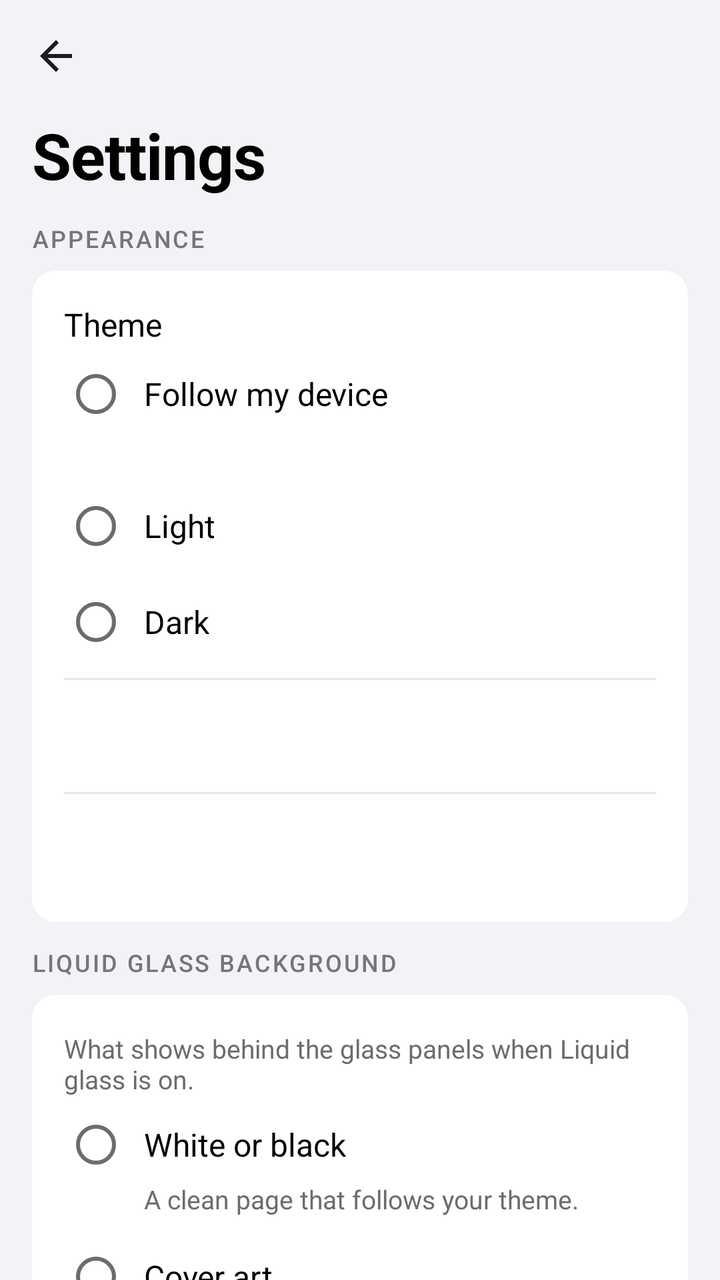
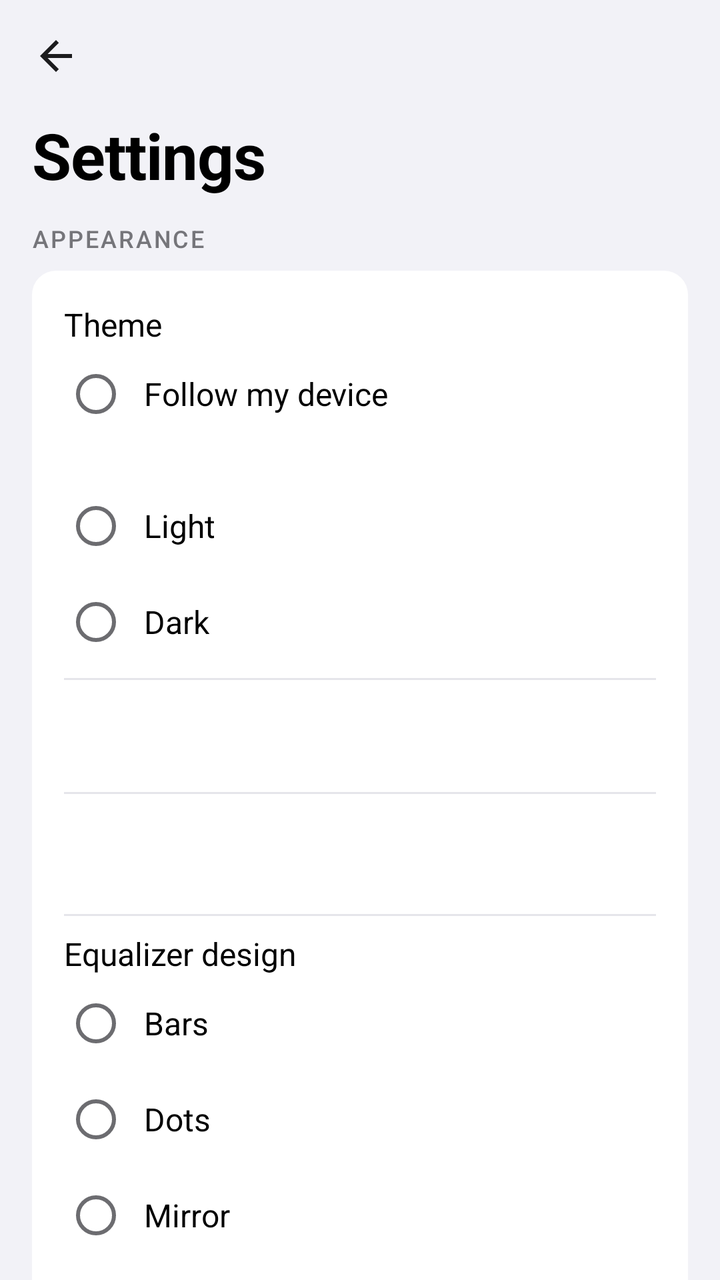

Before-and-after screenshots of an Android layout around one commit, followed by the original layout XML and the change that was made.
<!-- AndroidManifest.xml: application theme AppTheme -->
<!-- res/layout/activity_settings.xml -->
<?xml version="1.0" encoding="utf-8"?>
<LinearLayout xmlns:android="http://schemas.android.com/apk/res/android"
    xmlns:tools="http://schemas.android.com/tools"
    tools:ignore="Overdraw"
    android:layout_width="match_parent"
    android:layout_height="match_parent"
    android:background="@color/grouped_bg"
    android:orientation="vertical"
    android:tag="glass:clear">

    <LinearLayout
        style="@style/TopBar"
        android:paddingStart="4dp"
        android:paddingEnd="4dp">

        <ImageButton
            android:id="@+id/btn_back"
            style="@style/IconButton"
            android:contentDescription="@string/cd_back"
            android:src="@drawable/ic_arrow_back" />
    </LinearLayout>

    <TextView
        style="@style/LargeTitle"
        android:layout_marginStart="@dimen/gutter"
        android:layout_marginBottom="4dp"
        android:text="@string/settings_title" />

    <ScrollView
        android:id="@+id/settings_scroll"
        android:layout_width="match_parent"
        android:layout_height="0dp"
        android:layout_weight="1"
        android:scrollbars="none">

        <LinearLayout
            android:layout_width="match_parent"
            android:layout_height="wrap_content"
            android:orientation="vertical"
            android:paddingStart="@dimen/gutter"
            android:paddingTop="8dp"
            android:paddingEnd="@dimen/gutter"
            android:paddingBottom="32dp">

            <TextView
                style="@style/SectionLabel"
                android:text="@string/set_appearance" />

            <LinearLayout
                style="@style/SettingsCard"
                android:tag="glass:card">

                <TextView
                    style="@style/SettingTitle"
                    android:paddingTop="8dp"
                    android:text="@string/set_theme" />

                <RadioGroup
                    android:id="@+id/theme_group"
                    android:layout_width="match_parent"
                    android:layout_height="wrap_content"
                    android:orientation="vertical">

                    <RadioButton
                        android:id="@+id/theme_system"
                        style="@style/SettingRadio"
                        android:text="@string/theme_system" />

                    <TextView
                        android:id="@+id/theme_system_now"
                        style="@style/SettingSub"
                        android:layout_marginTop="-6dp"
                        android:paddingStart="40dp"
                        android:paddingEnd="8dp"
                        android:paddingBottom="6dp" />

                    <RadioButton
                        android:id="@+id/theme_light"
                        style="@style/SettingRadio"
                        android:text="@string/theme_light" />

                    <RadioButton
                        android:id="@+id/theme_dark"
                        style="@style/SettingRadio"
                        android:text="@string/theme_dark" />
                </RadioGroup>

                <View
                    android:layout_width="match_parent"
                    android:layout_height="1dp"
                    android:layout_marginTop="4dp"
                    android:background="@color/divider" />

                <include
                    android:id="@+id/row_glass"
                    layout="@layout/row_setting" />

                <View
                    android:layout_width="match_parent"
                    android:layout_height="1dp"
                    android:background="@color/divider" />

                <include
                    android:id="@+id/row_bars"
                    layout="@layout/row_setting" />
            </LinearLayout>

            <TextView
                style="@style/SectionLabel"
                android:text="@string/set_background" />

            <LinearLayout
                style="@style/SettingsCard"
                android:tag="glass:card">

                <TextView
                    style="@style/SettingSub"
                    android:paddingTop="8dp"
                    android:text="@string/set_bg_note" />

                <RadioGroup
                    android:id="@+id/bg_group"
                    android:layout_width="match_parent"
                    android:layout_height="wrap_content"
                    android:orientation="vertical">

                    <RadioButton
                        android:id="@+id/bg_plain"
                        style="@style/SettingRadio"
                        android:text="@string/set_bg_plain" />

                    <TextView
                        style="@style/SettingSub"
                        android:layout_marginTop="-6dp"
                        android:paddingStart="40dp"
                        android:paddingEnd="8dp"
                        android:paddingBottom="6dp"
                        android:text="@string/set_bg_plain_sub" />

                    <RadioButton
                        android:id="@+id/bg_cover"
                        style="@style/SettingRadio"
                        android:text="@string/set_bg_cover" />

                    <TextView
                        style="@style/SettingSub"
                        android:layout_marginTop="-6dp"
                        android:paddingStart="40dp"
                        android:paddingEnd="8dp"
                        android:paddingBottom="6dp"
                        android:text="@string/set_bg_cover_sub" />

                    <RadioButton
                        android:id="@+id/bg_picture"
                        style="@style/SettingRadio"
                        android:text="@string/set_bg_picture" />

                    <TextView
                        android:id="@+id/bg_picture_sub"
                        style="@style/SettingSub"
                        android:layout_marginTop="-6dp"
                        android:paddingStart="40dp"
                        android:paddingEnd="8dp"
                        android:paddingBottom="6dp" />

                    <RadioButton
                        android:id="@+id/bg_wallpaper"
                        style="@style/SettingRadio"
                        android:text="@string/set_bg_wallpaper" />

                    <TextView
                        android:id="@+id/bg_wallpaper_sub"
                        style="@style/SettingSub"
                        android:layout_marginTop="-6dp"
                        android:paddingStart="40dp"
                        android:paddingEnd="8dp"
                        android:paddingBottom="6dp" />
                </RadioGroup>

                <LinearLayout
                    android:layout_width="match_parent"
                    android:layout_height="wrap_content"
                    android:orientation="horizontal"
                    android:paddingTop="4dp"
                    android:paddingBottom="8dp">

                    <TextView
                        android:id="@+id/bg_pick"
                        style="@style/PillSmall"
                        android:clickable="true"
                        android:focusable="true" />

                    <TextView
                        android:id="@+id/bg_wallpaper_update"
                        style="@style/PillSmall"
                        android:layout_marginStart="10dp"
                        android:clickable="true"
                        android:focusable="true"
                        android:text="@string/set_bg_update" />
                </LinearLayout>
            </LinearLayout>

            <TextView
                style="@style/SectionLabel"
                android:text="@string/set_library" />

            <LinearLayout
                style="@style/SettingsCard"
                android:tag="glass:card">

                <include
                    android:id="@+id/row_show_all"
                    layout="@layout/row_setting" />

                <View
                    android:layout_width="match_parent"
                    android:layout_height="1dp"
                    android:background="@color/divider" />

                <include
                    android:id="@+id/row_scan"
                    layout="@layout/row_setting" />
            </LinearLayout>

            <TextView
                style="@style/SectionLabel"
                android:text="@string/set_updates" />

            <LinearLayout
                style="@style/SettingsCard"
                android:tag="glass:card">

                <include
                    android:id="@+id/row_version"
                    layout="@layout/row_setting" />

                <TextView
                    android:id="@+id/upd_notes_title"
                    style="@style/SectionLabel"
                    android:layout_marginTop="8dp"
                    android:text="@string/upd_notes"
                    android:visibility="gone" />

                <TextView
                    android:id="@+id/upd_notes"
                    android:layout_width="match_parent"
                    android:layout_height="wrap_content"
                    android:layout_marginTop="4dp"
                    android:ellipsize="end"
                    android:maxLines="10"
                    android:textColor="@color/text_secondary"
                    android:textSize="14sp"
                    android:visibility="gone" />

                <ProgressBar
                    android:id="@+id/upd_progress"
                    style="?android:attr/progressBarStyleHorizontal"
                    android:layout_width="match_parent"
                    android:layout_height="6dp"
                    android:layout_marginTop="14dp"
                    android:max="100"
                    android:progressDrawable="@drawable/seek_progress"
                    android:visibility="gone" />

                <TextView
                    android:id="@+id/upd_hint"
                    android:layout_width="match_parent"
                    android:layout_height="wrap_content"
                    android:layout_marginTop="10dp"
                    android:textColor="@color/text_secondary"
                    android:textSize="14sp"
                    android:visibility="gone" />

                <LinearLayout
                    android:layout_width="match_parent"
                    android:layout_height="wrap_content"
                    android:layout_marginTop="14dp"
                    android:layout_marginBottom="6dp"
                    android:orientation="horizontal">

                    <TextView
                        android:id="@+id/upd_action"
                        style="@style/PillAccent"
                        android:clickable="true"
                        android:focusable="true" />

                    <TextView
                        android:id="@+id/upd_secondary"
                        style="@style/PillOutline"
                        android:layout_marginStart="10dp"
                        android:clickable="true"
                        android:focusable="true"
                        android:visibility="gone" />
                </LinearLayout>

                <View
                    android:layout_width="match_parent"
                    android:layout_height="1dp"
                    android:background="@color/divider" />

                <include
                    android:id="@+id/row_auto"
                    layout="@layout/row_setting" />
            </LinearLayout>

            <TextView
                style="@style/SectionLabel"
                android:text="@string/set_about" />

            <LinearLayout
                style="@style/SettingsCard"
                android:tag="glass:card">

                <TextView
                    android:id="@+id/about_text"
                    style="@style/SettingSub"
                    android:layout_marginTop="12dp"
                    android:lineSpacingMultiplier="1.1"
                    android:textSize="14sp" />

                <TextView
                    android:id="@+id/about_source"
                    style="@style/BannerAction"
                    android:layout_marginStart="-14dp"
                    android:layout_marginBottom="4dp"
                    android:text="@string/set_source"
                    android:textAllCaps="false" />
            </LinearLayout>
        </LinearLayout>
    </ScrollView>
</LinearLayout>
<!-- res/layout/row_setting.xml (included above) -->
<?xml version="1.0" encoding="utf-8"?>
<LinearLayout xmlns:android="http://schemas.android.com/apk/res/android"
    xmlns:tools="http://schemas.android.com/tools"
    android:layout_width="match_parent"
    android:layout_height="wrap_content"
    android:background="?android:attr/selectableItemBackground"
    android:gravity="center_vertical"
    android:minHeight="56dp"
    android:orientation="horizontal"
    tools:ignore="Overdraw">

    <LinearLayout
        android:layout_width="0dp"
        android:layout_height="wrap_content"
        android:layout_weight="1"
        android:orientation="vertical"
        android:paddingTop="8dp"
        android:paddingBottom="8dp">

        <TextView
            android:id="@+id/set_title"
            style="@style/SettingTitle" />

        <TextView
            android:id="@+id/set_sub"
            style="@style/SettingSub"
            android:visibility="gone" />
    </LinearLayout>

    <Switch
        android:id="@+id/set_switch"
        android:layout_width="wrap_content"
        android:layout_height="wrap_content"
        android:layout_marginStart="12dp"
        android:importantForAccessibility="no"
        android:visibility="gone" />
</LinearLayout>
<!-- resources referenced by this layout -->
<resources>
  <color name="divider">#38383A</color>
  <color name="grouped_bg">#000000</color>
  <color name="text_secondary">#A1A1A6</color>
  <dimen name="gutter">16dp</dimen>
  <string name="cd_back">Back</string>
  <string name="set_about">About</string>
  <string name="set_appearance">Appearance</string>
  <string name="set_background">Liquid glass background</string>
  <string name="set_bg_cover">Cover art</string>
  <string name="set_bg_cover_sub">A soft blur of the song that is playing.</string>
  <string name="set_bg_note">What shows behind the glass panels when Liquid glass is on.</string>
  <string name="set_bg_picture">My picture</string>
  <string name="set_bg_plain">White or black</string>
  <string name="set_bg_plain_sub">A clean page that follows your theme.</string>
  <string name="set_bg_update">Update from wallpaper</string>
  <string name="set_bg_wallpaper">Device wallpaper</string>
  <string name="set_library">Library</string>
  <string name="set_source">Source code and releases on GitHub</string>
  <string name="set_theme">Theme</string>
  <string name="set_updates">Updates</string>
  <string name="settings_title">Settings</string>
  <string name="theme_dark">Dark</string>
  <string name="theme_light">Light</string>
  <string name="theme_system">Follow my device</string>
  <string name="upd_notes">What\'s new</string>
  <style name="PillAccent" parent="Pill">
          <item name="android:background">@drawable/bg_pill_accent</item>
          <item name="android:textColor">@color/on_accent</item>
          <item name="android:drawableTint">@color/on_accent</item>
      </style>
  <style name="PillOutline" parent="Pill">
          <item name="android:background">@drawable/bg_pill_outline</item>
          <item name="android:textColor">@color/text_primary</item>
          <item name="android:drawableTint">@color/text_primary</item>
      </style>
  <style name="SettingSub">
          <item name="android:layout_width">match_parent</item>
          <item name="android:layout_height">wrap_content</item>
          <item name="android:layout_marginTop">2dp</item>
          <item name="android:textColor">@color/text_secondary</item>
          <item name="android:textSize">13sp</item>
      </style>
  <style name="SettingTitle">
          <item name="android:layout_width">match_parent</item>
          <item name="android:layout_height">wrap_content</item>
          <item name="android:textColor">@color/text_primary</item>
          <item name="android:textSize">16sp</item>
      </style>
  <color name="eq_track">#3A3A3C</color>
  <color name="icon_dim">#8E8E93</color>
  <color name="accent_text">#FF453A</color>
  <dimen name="icon_btn">48dp</dimen>
  <color name="icon">#FFFFFF</color>
  <color name="text_primary">#FFFFFF</color>
  <dimen name="text_large_title">32sp</dimen>
  <color name="on_accent">#FFFFFF</color>
  <color name="text_tertiary">#8E8E93</color>
  <!-- drawable bg_card (drawable) -->
  <?xml version="1.0" encoding="utf-8"?>
  <shape xmlns:android="http://schemas.android.com/apk/res/android"
      android:shape="rectangle">
      <solid android:color="@color/grouped_card" />
      <corners android:radius="12dp" />
  </shape>
  <dimen name="topbar_height">56dp</dimen>
  <color name="surface">#1C1C1E</color>
  <color name="bg">#000000</color>
  <color name="ripple">#33FFFFFF</color>
  <style name="AppPopup" parent="android:Widget.Material.PopupMenu">
          <item name="android:popupBackground">@color/surface_raised</item>
      </style>
  <dimen name="pill_height">44dp</dimen>
  <color name="accent">#E5202B</color>
  <color name="outline">#48484A</color>
  <color name="surface_raised">#2C2C2E</color>
  <color name="grouped_card">#1C1C1E</color>
  <!-- unchanged entries left out for length: 19 -->
</resources>

<!-- the commit's change to res/layout/activity_settings.xml (unified diff, before → after) -->
@@ -103,6 +103,44 @@
                 <include
                     android:id="@+id/row_bars"
                     layout="@layout/row_setting" />
+
+                <View
+                    android:layout_width="match_parent"
+                    android:layout_height="1dp"
+                    android:layout_marginTop="4dp"
+                    android:background="@color/divider" />
+
+                <TextView
+                    style="@style/SettingTitle"
+                    android:paddingTop="8dp"
+                    android:text="@string/set_bar_style" />
+
+                <RadioGroup
+                    android:id="@+id/bar_style_group"
+                    android:layout_width="match_parent"
+                    android:layout_height="wrap_content"
+                    android:orientation="vertical">
+
+                    <RadioButton
+                        android:id="@+id/bar_style_bars"
+                        style="@style/SettingRadio"
+                        android:text="@string/bar_style_bars" />
+
+                    <RadioButton
+                        android:id="@+id/bar_style_dots"
+                        style="@style/SettingRadio"
+                        android:text="@string/bar_style_dots" />
+
+                    <RadioButton
+                        android:id="@+id/bar_style_mirror"
+                        style="@style/SettingRadio"
+                        android:text="@string/bar_style_mirror" />
+
+                    <RadioButton
+                        android:id="@+id/bar_style_wave"
+                        style="@style/SettingRadio"
+                        android:text="@string/bar_style_wave" />
+                </RadioGroup>
             </LinearLayout>
 
             <TextView
<!-- resource entries referenced after the edit -->
@@ -4,10 +4,15 @@
   <color name="grouped_bg">#000000</color>
   <color name="text_secondary">#A1A1A6</color>
   <dimen name="gutter">16dp</dimen>
+  <string name="bar_style_bars">Bars</string>
+  <string name="bar_style_dots">Dots</string>
+  <string name="bar_style_mirror">Mirror</string>
+  <string name="bar_style_wave">Wave</string>
   <string name="cd_back">Back</string>
   <string name="set_about">About</string>
   <string name="set_appearance">Appearance</string>
   <string name="set_background">Liquid glass background</string>
+  <string name="set_bar_style">Equalizer design</string>
   <string name="set_bg_cover">Cover art</string>
   <string name="set_bg_cover_sub">A soft blur of the song that is playing.</string>
   <string name="set_bg_note">What shows behind the glass panels when Liquid glass is on.</string>
